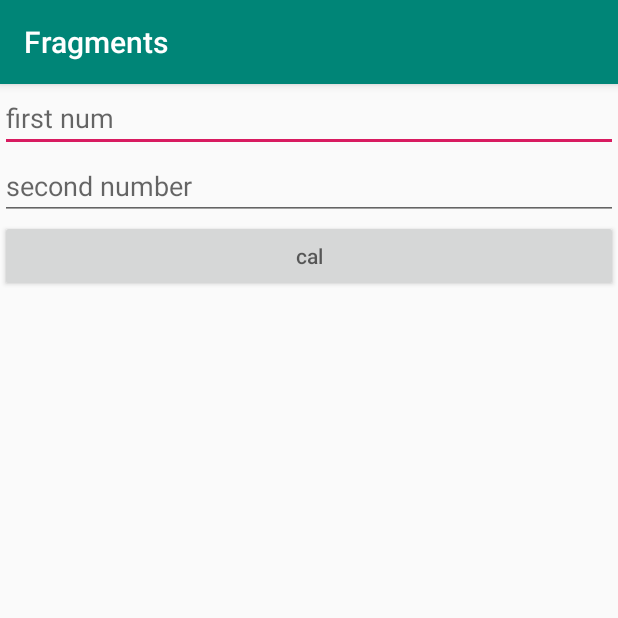
After one commit to Trilochankc/Fragments, an Android app: the fragment FragmentSum shown on its own in the app's theme, on a phone screen of 412 x 824 dp, the top half of it. The commit adds this screen. Run offline under Robolectric (Android 15) with nearby library versions, the phone set to English and light mode, and no system bars.

Commit message:
Fragment complete with sum

```diff
--- a/app/build.gradle
+++ b/app/build.gradle
@@ -23,6 +23,7 @@ dependencies {
     implementation fileTree(dir: 'libs', include: ['*.jar'])
     implementation 'androidx.appcompat:appcompat:1.0.2'
     implementation 'androidx.constraintlayout:constraintlayout:1.1.3'
+    implementation 'androidx.legacy:legacy-support-v4:1.0.0'
     testImplementation 'junit:junit:4.12'
     androidTestImplementation 'androidx.test.ext:junit:1.1.0'
     androidTestImplementation 'androidx.test.espresso:espresso-core:3.1.1'
--- /dev/null
+++ b/app/src/main/java/com/trilochan/fragments/FirstFragments/FragmentSum.java
@@ -0,0 +1,55 @@
+package com.trilochan.fragments.FirstFragments;
+
+
+import android.content.Intent;
+import android.os.Bundle;
+
+import androidx.fragment.app.Fragment;
+
+import android.view.LayoutInflater;
+import android.view.View;
+import android.view.ViewGroup;
+import android.widget.Button;
+import android.widget.EditText;
+import android.widget.Toast;
+
+import com.trilochan.fragments.R;
+
+/**
+ * A simple {@link Fragment} subclass.
+ */
+public class FragmentSum extends Fragment {
+
+    private Button btncal;
+    private EditText etfirst, etsecond;
+
+    public FragmentSum() {
+        // Required empty public constructor
+    }
+
+
+    @Override
+    public View onCreateView(LayoutInflater inflater, ViewGroup container,
+                             Bundle savedInstanceState) {
+        // Inflate the layout for this fragment
+        //return inflater.inflate(R.layout.fragment_fragment_sum, container, false);
+        View view = inflater.inflate(R.layout.fragment_fragment_sum, container, false);
+
+        etfirst = view.findViewById(R.id.edtfirst);
+        etsecond = view.findViewById(R.id.edtsecond);
+        btncal = view.findViewById(R.id.btncal);
+
+
+        btncal.setOnClickListener(new View.OnClickListener() {
+            @Override
+            public void onClick(View v) {
+                int first = Integer.parseInt(etfirst.getText().toString());
+                int second = Integer.parseInt(etsecond.getText().toString());
+                int result = first + second;
+                Toast.makeText(getActivity(), "sum is: " + result, Toast.LENGTH_SHORT).show();
+            }
+        });
+
+        return view;
+    }
+}
--- a/app/src/main/res/layout/activity_main.xml
+++ b/app/src/main/res/layout/activity_main.xml
@@ -12,11 +12,13 @@
         android:layout_width="match_parent"
         android:layout_height="wrap_content"
         android:id="@+id/btnFragment"
-        android:text="Load first fragment"/>
+        android:text="Load first fragment"
+        android:layout_margin="20dp"/>
 
     <LinearLayout
         android:layout_width="match_parent"
         android:layout_height="400sp"
-        android:orientation="vertical" />
+        android:orientation="vertical"
+        android:id="@+id/fragmentContainer"/>
 
 </LinearLayout>
--- /dev/null
+++ b/app/src/main/res/layout/fragment_fragment_sum.xml
@@ -0,0 +1,32 @@
+<?xml version="1.0" encoding="utf-8"?>
+<LinearLayout xmlns:android="http://schemas.android.com/apk/res/android"
+    xmlns:tools="http://schemas.android.com/tools"
+    android:layout_width="match_parent"
+    android:layout_height="300dp"
+    android:orientation="vertical"
+    tools:context=".FirstFragments.FragmentSum">
+
+    <!-- TODO: Update blank fragment layout -->
+
+
+    <EditText
+        android:id="@+id/edtfirst"
+        android:layout_width="match_parent"
+        android:layout_height="wrap_content"
+        android:hint="first num" />
+
+    <EditText
+        android:layout_width="match_parent"
+        android:layout_height="wrap_content"
+        android:hint="second number"
+        android:id="@+id/edtsecond"/>\
+    <Button
+        android:layout_width="match_parent"
+        android:layout_height="wrap_content"
+        android:hint="cal"
+        android:id="@+id/btncal"
+        />
+
+
+
+</LinearLayout>
--- a/app/src/main/res/values/strings.xml
+++ b/app/src/main/res/values/strings.xml
@@ -1,3 +1,6 @@
 <resources>
     <string name="app_name">Fragments</string>
+
+    <!-- TODO: Remove or change this placeholder text -->
+    <string name="hello_blank_fragment">Hello blank fragment</string>
 </resources>
```
Also changed, not shown: app/src/main/java/com/trilochan/fragments/FirstFragments/FirstFragment.java (added, +32 -0 lines), app/src/main/java/com/trilochan/fragments/FirstFragments/SecondFragment.java (added, +32 -0 lines), app/src/main/java/com/trilochan/fragments/MainActivity.java (+40 -0 lines), app/src/main/res/layout/fragment_first.xml (added, +18 -0 lines), app/src/main/res/layout/fragment_second.xml (added, +19 -0 lines).
